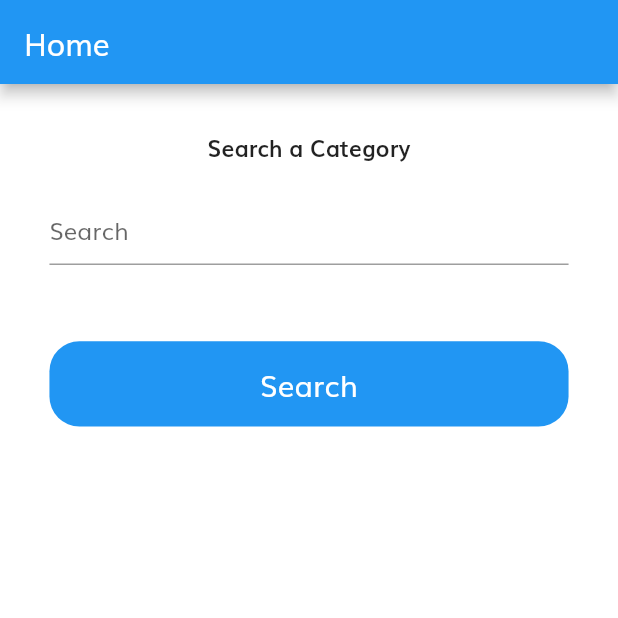
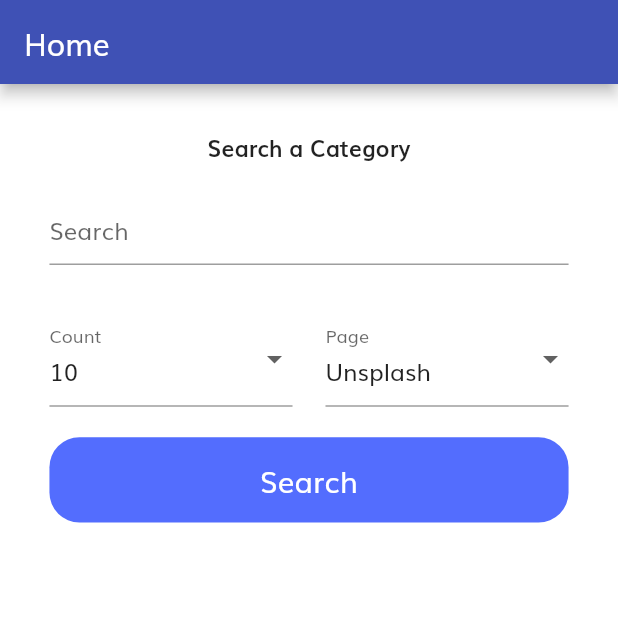
Before and after one commit to canaleal/Blue-Koi-Art-Manager, a Flutter app: the screen it shows after launch, after a tap on "Continue", on a phone screen of 412 x 824 dp, the top half of it. Run offline on Flutter 3.47's test engine with Material 2 defaults, Android fonts, the phone set to English and light mode, and no system bars; our stand-ins replace flutter_svg; missing offline and left inert: unsplash_client.

Commit message:
Created Dialog Box and added the ability to search X number of images.

```diff
--- a/lib/components/default_button.dart
+++ b/lib/components/default_button.dart
@@ -21,7 +21,7 @@ class DefaultButton extends StatelessWidget {
           shape:
               RoundedRectangleBorder(borderRadius: BorderRadius.circular(20)),
           primary: Colors.white,
-          backgroundColor: Colors.blue,
+          backgroundColor: Colors.indigoAccent,
         ),
         onPressed: press as void Function()?,
         child: Text(
--- a/lib/components/form_error.dart
+++ b/lib/components/form_error.dart
@@ -24,7 +24,7 @@ class FormError extends StatelessWidget {
       children: [
         SvgPicture.asset(
           "images/Error.svg",
-          height: getProportionateScreenWidth(14),
+          height: getProportionateScreenHeight(14),
           width: getProportionateScreenWidth(14),
         ),
         SizedBox(
--- a/lib/main.dart
+++ b/lib/main.dart
@@ -22,7 +22,7 @@ class MyApp extends StatelessWidget {
       debugShowCheckedModeBanner: false,
       theme: ThemeData(
         fontFamily: 'Muli',
-        primarySwatch: Colors.blue,
+        primarySwatch: Colors.indigo,
         brightness: Brightness.light,
       ),
       home: const SplashScreen(),
--- a/lib/screens/gallery/gallery.dart
+++ b/lib/screens/gallery/gallery.dart
@@ -1,3 +1,5 @@
+// ignore_for_file: unnecessary_brace_in_string_interps
+
 import 'package:flutter/material.dart';
 import 'package:flutter_test_bed/components/default_button.dart';
 import 'package:flutter_test_bed/screens/gallery/preview.dart';
@@ -7,17 +9,20 @@ import 'package:unsplash_client/unsplash_client.dart';
 import '../../constants.dart';
 
 class Gallery extends StatefulWidget {
-  const Gallery({Key? key, required String search})
+  const Gallery({Key? key, required String search, required String count})
       : _search = search,
+        _count = count,
         super(key: key);
 
   final String _search;
+  final String _count;
   @override
   _GalleryState createState() => _GalleryState();
 }
 
 class _GalleryState extends State<Gallery> {
   late String search;
+  late String count;
 
   late List<Photo> photolist;
   bool isLoaded = false;
@@ -25,6 +30,7 @@ class _GalleryState extends State<Gallery> {
   @override
   void initState() {
     search = widget._search;
+    count = widget._count;
 
     loader();
     super.initState();
@@ -41,7 +47,9 @@ class _GalleryState extends State<Gallery> {
 
     // Call `goAndGet` to execute the [Request] returned from `random`
     // and throw an exception if the [Response] is not ok.
-    final photos = await client.photos.random(query: search, count: 10).goAndGet();
+    final photos = await client.photos
+        .random(query: search, count: int.parse(count))
+        .goAndGet();
 
     setState(() {
       isLoaded = true;
@@ -98,10 +106,9 @@ class _GalleryState extends State<Gallery> {
             crossAxisAlignment: CrossAxisAlignment.start,
             children: [
               Text(
-                search,
+                '${search} - #${count}',
                 textAlign: TextAlign.center,
-                style:
-                    const TextStyle(fontSize: 30, fontWeight: FontWeight.w600),
+                style: const TextStyle(fontSize: 15, fontWeight: FontWeight.w600),
               ),
               SizedBox(height: getProportionateScreenHeight(20)),
               isLoaded
@@ -121,8 +128,7 @@ class _GalleryState extends State<Gallery> {
                               onTap: () {
                                 Navigator.of(context).push(
                                   MaterialPageRoute(
-                                    builder: (context) => Preview(
-                                        photo: photo),
+                                    builder: (context) => Preview(photo: photo),
                                   ),
                                 );
                               },
@@ -131,10 +137,7 @@ class _GalleryState extends State<Gallery> {
                           ),
                       ],
                     )
-                  : const Center(
-                      child: CircularProgressIndicator(
-
-                    ))
+                  : const Center(child: CircularProgressIndicator())
             ],
           ),
         ),
--- a/lib/screens/home/home.dart
+++ b/lib/screens/home/home.dart
@@ -43,7 +43,7 @@ class _HomeState extends State<Home> {
             children: [
               Expanded(
                 child: Column(
-                  mainAxisSize: MainAxisSize.min,
+                  mainAxisSize: MainAxisSize.max,
                   mainAxisAlignment: MainAxisAlignment.start,
                   children: [
                     SizedBox(height: getProportionateScreenHeight(20)),
@@ -76,6 +76,10 @@ class SearchForm extends StatefulWidget {
 
 class _SearchFormState extends State<SearchForm> {
   final _registerFormKey = GlobalKey<FormState>();
+
+  String count = '10';
+  String api = 'Unsplash';
+
   String? name;
   final _nameTextController = TextEditingController();
   final _focusName = FocusNode();
@@ -105,16 +109,42 @@ class _SearchFormState extends State<SearchForm> {
       padding:
           EdgeInsets.symmetric(horizontal: getProportionateScreenWidth(20)),
       child: Column(
-        mainAxisAlignment: MainAxisAlignment.center,
+        mainAxisAlignment: MainAxisAlignment.start,
         children: [
           Form(
             key: _registerFormKey,
             child: Column(
+              mainAxisSize: MainAxisSize.max,
+              mainAxisAlignment: MainAxisAlignment.start,
               children: [
                 buildNameFormField(),
+                SizedBox(height: getProportionateScreenHeight(20)),
+                FormError(errors: errors),
                 SizedBox(height: getProportionateScreenHeight(10)),
-                FormError(errors: errors),
-                SizedBox(height: getProportionateScreenHeight(40)),
+                Row(
+                  mainAxisSize: MainAxisSize.max,
+                  mainAxisAlignment: MainAxisAlignment.spaceEvenly,
+                  children: [
+                    Expanded(
+                      child: Padding(
+                        padding: EdgeInsets.only(
+                          right: getProportionateScreenWidth(10),
+                        ),
+                        child: buildDropdownCount(),
+                      ),
+                    ),
+                    Expanded(
+                      child: Padding(
+                        padding: EdgeInsets.only(
+                          left: getProportionateScreenWidth(10),
+                        ),
+                        child: buildDropdownAPI(),
+                      ),
+                    ),
+                  ],
+                ),
+
+                SizedBox(height: getProportionateScreenHeight(20)),
                 _isProcessing
                     ? const CircularProgressIndicator()
                     : DefaultButton(
@@ -132,8 +162,9 @@ class _SearchFormState extends State<SearchForm> {
                             if (_nameTextController.text != '') {
                               Navigator.of(context).push(
                                 MaterialPageRoute(
-                                  builder: (context) =>
-                                      Gallery(search: _nameTextController.text),
+                                  builder: (context) => Gallery(
+                                      search: _nameTextController.text,
+                                      count: count),
                                 ),
                               );
                             }
@@ -142,7 +173,7 @@ class _SearchFormState extends State<SearchForm> {
                       ),
               ],
             ),
-          )
+          ),
         ],
       ),
     );
@@ -179,4 +210,50 @@ class _SearchFormState extends State<SearchForm> {
       ),
     );
   }
+
+  DropdownButtonFormField buildDropdownCount() {
+    return DropdownButtonFormField(
+      value: count,
+      elevation: 16,
+      decoration: const InputDecoration(
+        fillColor: Colors.indigo,
+        labelText: 'Count',
+      ),
+      onChanged: (newValue) {
+        setState(() {
+          count = newValue!;
+        });
+      },
+      items: <String>['10', '20', '30', '40']
+          .map<DropdownMenuItem<String>>((String value) {
+        return DropdownMenuItem<String>(
+          value: value,
+          child: Text(value),
+        );
+      }).toList(),
+    );
+  }
+
+  DropdownButtonFormField buildDropdownAPI() {
+    return DropdownButtonFormField(
+      value: api,
+      elevation: 16,
+      decoration: const InputDecoration(
+        fillColor: Colors.indigo,
+        labelText: 'Page',
+      ),
+      onChanged: (newApiValue) {
+        setState(() {
+          api = newApiValue!;
+        });
+      },
+      items: <String>['Unsplash', 'Art Station', 'Reactor']
+          .map<DropdownMenuItem<String>>((String value) {
+        return DropdownMenuItem<String>(
+          value: value,
+          child: Text(value),
+        );
+      }).toList(),
+    );
+  }
 }
```
Also changed, not shown: 1 other file.
